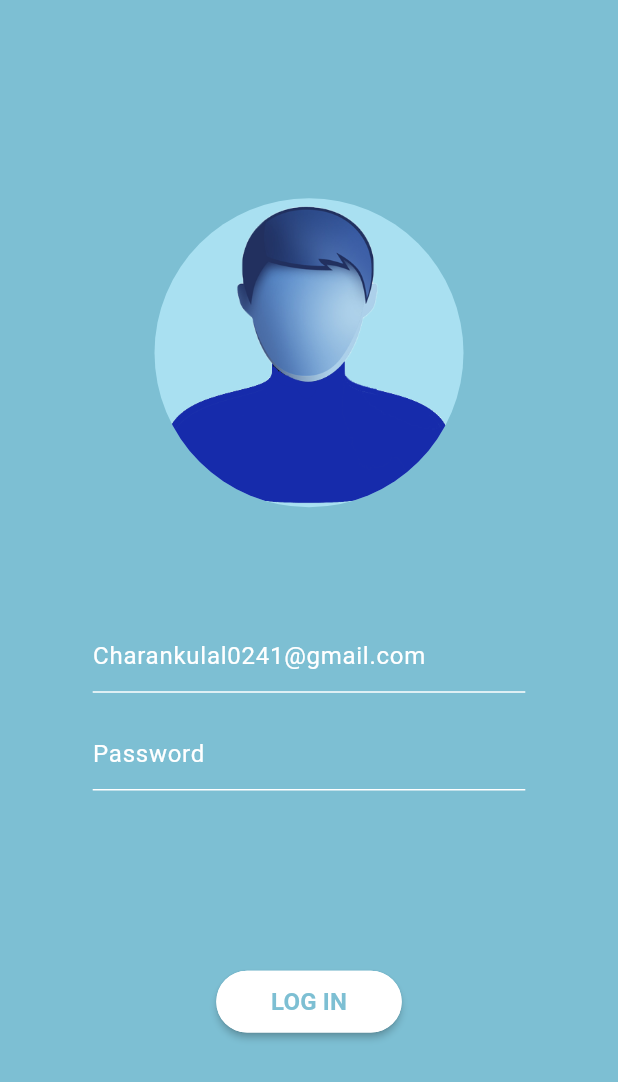
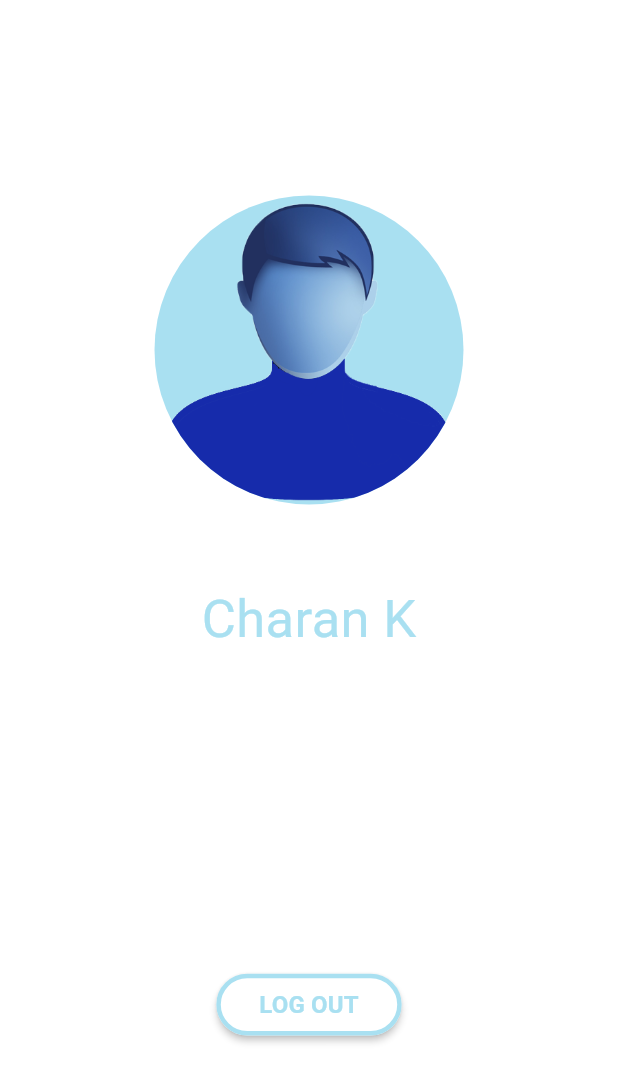
Before and after one commit to charankulal/AuthentiFy, a Flutter app: the screen it shows after launch, after a tap on "LOG IN", on a phone screen of 412 x 824 dp. Shown: the top 1082 px of the screen. Run offline on Flutter 3.47's test engine with Material 3 defaults, Android fonts, the phone set to English and light mode, and no system bars.

Commit message:
Created home page to land after clicking login button.

```diff
--- /dev/null
+++ b/lib/pages/home_page.dart
@@ -0,0 +1,95 @@
+// ignore_for_file: unused_field, prefer_const_constructors, sized_box_for_whitespace
+
+import 'package:authentify_app/pages/login_page.dart';
+import 'package:flutter/material.dart';
+
+class HomePage extends StatelessWidget {
+  late double _deviceHeight;
+  late double _deviceWidth;
+  final Color _primaryColor = Color.fromRGBO(169, 224, 241, 1.0);
+
+  @override
+  Widget build(BuildContext context) {
+    _deviceHeight = MediaQuery.of(context).size.height;
+    _deviceWidth = MediaQuery.of(context).size.width;
+
+    return Scaffold(
+      backgroundColor: Colors.white,
+      body: Align(
+        alignment: Alignment.center,
+        child: Container(
+          width: _deviceWidth,
+          height: _deviceHeight * 0.70,
+          child: Column(
+            mainAxisAlignment: MainAxisAlignment.spaceAround,
+            mainAxisSize: MainAxisSize.max,
+            crossAxisAlignment: CrossAxisAlignment.center,
+            children: [
+              _avatarWidget(),
+              SizedBox(height: _deviceHeight*0.03,),
+              _nameWidget(),
+              SizedBox(height: _deviceHeight*0.22,),
+              _logoutButton(context),
+            ],
+          ),
+        ),
+      ),
+    );
+  }
+
+  Widget _avatarWidget() {
+    double _circleD = _deviceHeight * 0.25;
+    return Container(
+      height: _circleD,
+      width: _circleD,
+      decoration: BoxDecoration(
+        color: _primaryColor,
+        borderRadius: BorderRadius.circular(500),
+        image: DecorationImage(
+          image: AssetImage(
+            'assets/images/avatar.png', // Correct asset path
+          ),
+        ),
+      ),
+    );
+  }
+
+  Widget _nameWidget() {
+    return Container(
+      child: Text(
+        "Charan K",
+        style: TextStyle(
+            color: _primaryColor, fontSize: 35, fontWeight: FontWeight.w400),
+      ),
+    );
+  }
+
+  Widget _logoutButton(BuildContext _context) {
+    return MaterialButton(
+      minWidth: _deviceWidth * 0.30,
+      height: _deviceWidth * 0.10,
+      color: Colors.white,
+      shape: RoundedRectangleBorder(
+        borderRadius: BorderRadius.circular(25),
+        side: BorderSide(
+          color: _primaryColor,
+          width: 3,
+        ),
+      ),
+      child: Text(
+        "LOG OUT",
+        style: TextStyle(
+          fontSize: 16,
+          color: _primaryColor,
+          fontWeight: FontWeight.bold,
+        ),
+      ),
+      onPressed: () {
+        Navigator.push(_context,
+            MaterialPageRoute(builder: (BuildContext _context) {
+          return AnimatedLoginPage();
+        }));
+      },
+    );
+  }
+}
--- a/lib/pages/login_page.dart
+++ b/lib/pages/login_page.dart
@@ -2,6 +2,7 @@
 
 import 'package:flutter/material.dart';
 import '../utils/animations/login_page_animations.dart';
+import './home_page.dart';
 
 class AnimatedLoginPage extends StatefulWidget {
   @override
@@ -75,7 +76,7 @@ class _LoginPage extends StatelessWidget {
               SizedBox(
                 height: _deviceHeight * 0.10,
               ),
-              _loginButton(),
+              _loginButton(context),
             ],
           ),
         ),
@@ -169,7 +170,7 @@ class _LoginPage extends StatelessWidget {
     );
   }
 
-  Widget _loginButton() {
+  Widget _loginButton(BuildContext _context) {
     return MaterialButton(
       minWidth: _deviceWidth * 0.30,
       height: _deviceWidth * 0.10,
@@ -188,7 +189,12 @@ class _LoginPage extends StatelessWidget {
           fontWeight: FontWeight.bold,
         ),
       ),
-      onPressed: () {},
+      onPressed: () {
+        Navigator.push(_context,
+            MaterialPageRoute(builder: (BuildContext _context) {
+          return HomePage();
+        }));
+      },
     );
   }
 }
```
